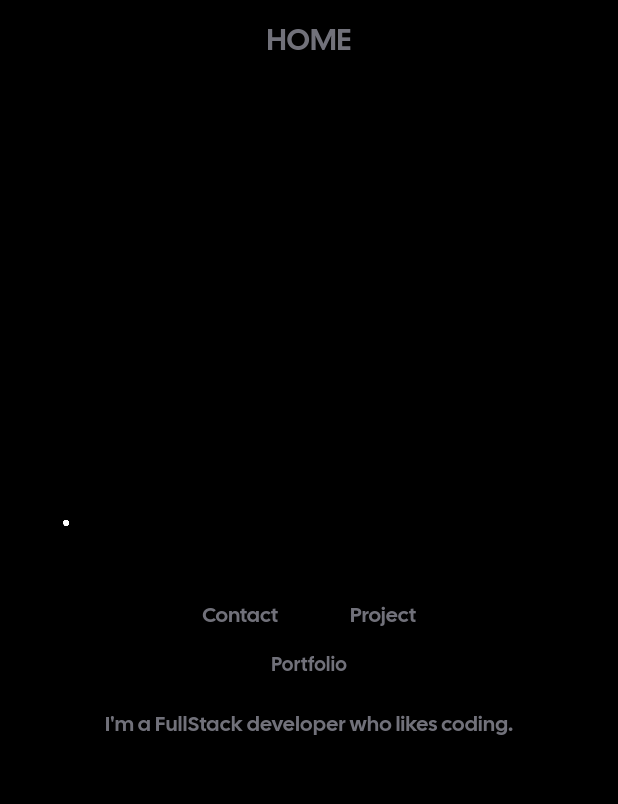
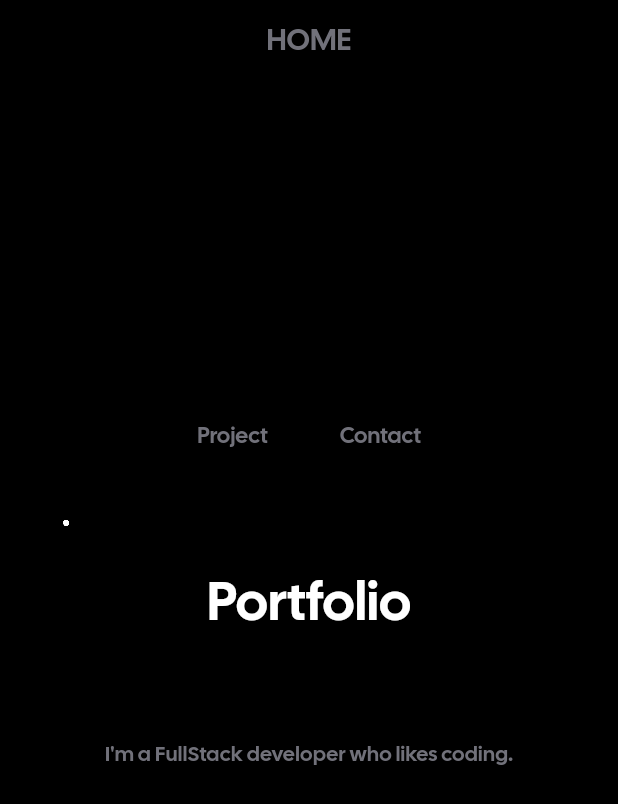
Before and after one commit to dlsdk0601/portfolio, a Flutter app: the screen it shows after launch, on a phone screen of 412 x 824 dp. Shown: the top 804 px of the screen. Run offline on Flutter 3.47's test engine with Material 3 defaults, Android fonts, the phone set to English and light mode, and no system bars; our stand-ins replace flutter_cache_manager, flutter_easyloading, flutter_hooks, flutter_secure_storage, freezed_annotation and 6 more; missing offline and left inert: mutex; generated files the repository leaves out were written again.

Commit message:
feat: home 에서 텍스트 퍼블 수정

```diff
--- a/portfolio_app/lib/screen/home.dart
+++ b/portfolio_app/lib/screen/home.dart
@@ -29,36 +29,42 @@ class HomeScreen extends StatelessWidget {
                 mainAxisAlignment: MainAxisAlignment.center,
                 children: [
                   ElevatedButton(
-                    onPressed: () => context.go(const ContactsRoute().location),
-                    child: const Text(
-                      "Contact",
-                      style: TextStyle(color: primaryColor),
-                    ),
-                  ),
-                  ElevatedButton(
                     onPressed: () =>
                         context.go(const ProjectListRoute().location),
                     child: const Text(
                       "Project",
-                      style: TextStyle(color: primaryColor),
+                      style: TextStyle(color: primaryColor, fontSize: 15.0),
                     ),
-                  )
+                  ),
+                  ElevatedButton(
+                    onPressed: () => context.go(const ContactsRoute().location),
+                    child: const Text(
+                      "Contact",
+                      style: TextStyle(color: primaryColor, fontSize: 15.0),
+                    ),
+                  ),
                 ],
+              ),
+              const SizedBox(
+                height: 64.0,
               ),
               const Text(
                 "Portfolio",
                 style: TextStyle(
-                  fontWeight: FontWeight.w700,
-                  fontSize: 13.0,
-                ),
+                    fontWeight: FontWeight.w700,
+                    fontSize: 36.0,
+                    color: cFFFFFF),
               ),
               const SizedBox(
-                height: 20.0,
+                height: 64.0,
               ),
               const Text(
                 "I'm a FullStack developer who likes coding.",
-                style: TextStyle(color: primaryColor),
+                style: TextStyle(color: primaryColor, fontSize: 14.0),
               ),
+              const SizedBox(
+                height: 100,
+              )
             ],
           ),
         ],
```
